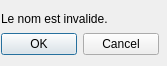
The window that Error.ui (CDZo/Project-Takuzu) describes before a commit, drawn with Qt 5.
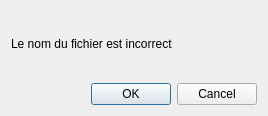
The same window after the commit.

Commit message: readd  error ui

What changed in the file:
```diff
--- a/Error.ui
+++ b/Error.ui
@@ -6,43 +6,22 @@
    <rect>
     <x>0</x>
     <y>0</y>
-    <width>167</width>
-    <height>66</height>
+    <width>268</width>
+    <height>116</height>
    </rect>
   </property>
-  <property name="minimumSize">
-   <size>
-    <width>167</width>
-    <height>66</height>
-   </size>
-  </property>
-  <property name="maximumSize">
-   <size>
-    <width>167</width>
-    <height>66</height>
-   </size>
-  </property>
   <property name="windowTitle">
    <string>Dialog</string>
   </property>
-  <widget class="QWidget" name="">
-   <property name="geometry">
-    <rect>
-     <x>1</x>
-     <y>11</y>
-     <width>158</width>
-     <height>44</height>
-    </rect>
-   </property>
-   <layout class="QVBoxLayout" name="verticalLayout">
-    <item>
+  <layout class="QGridLayout" name="gridLayout">
+   <item row="0" column="0">
      <widget class="QLabel" name="label">
       <property name="text">
-       <string>Le nom est invalide.</string>
+      <string>Le nom du fichier est incorrect</string>
       </property>
      </widget>
     </item>
-    <item>
+   <item row="1" column="0">
      <widget class="QDialogButtonBox" name="buttonBox">
       <property name="orientation">
        <enum>Qt::Horizontal</enum>
@@ -53,7 +32,6 @@
      </widget>
     </item>
    </layout>
-  </widget>
  </widget>
  <resources/>
  <connections>
```
Left out of the diff: 2 changed lines with no effect on the pictures. Lines whose indentation alone changed are shown as unchanged.
